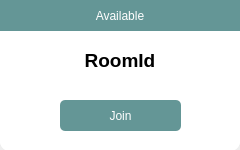
Before: the Qt Designer form DrivingWrittenTest/Room/room.ui in NamHoai1210/DrivingWrittenTest-C, drawn with Qt 5.
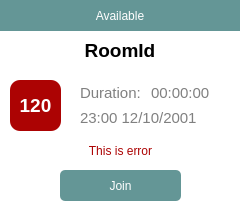
After: the same form once the commit is applied.

```diff
--- a/DrivingWrittenTest/Room/room.ui
+++ b/DrivingWrittenTest/Room/room.ui
@@ -7,26 +7,27 @@
     <x>0</x>
     <y>0</y>
     <width>240</width>
-    <height>150</height>
+    <height>220</height>
    </rect>
   </property>
   <property name="minimumSize">
    <size>
     <width>240</width>
-    <height>150</height>
+    <height>220</height>
    </size>
   </property>
   <property name="maximumSize">
    <size>
     <width>240</width>
-    <height>150</height>
+    <height>220</height>
    </size>
   </property>
   <property name="windowTitle">
    <string>Form</string>
   </property>
   <property name="styleSheet">
-   <string notr="true">border-radius: 10px;</string>
+   <string notr="true">border-radius: 10px;
+background-color: rgb(255, 255, 255);</string>
   </property>
   <widget class="QStackedWidget" name="statusStack">
    <property name="geometry">
@@ -34,7 +35,7 @@
      <x>0</x>
      <y>0</y>
      <width>240</width>
-     <height>151</height>
+     <height>221</height>
     </rect>
    </property>
    <property name="styleSheet">
@@ -75,7 +76,7 @@
      <property name="geometry">
       <rect>
        <x>60</x>
-       <y>100</y>
+       <y>170</y>
        <width>121</width>
        <height>31</height>
       </rect>
@@ -102,28 +103,6 @@
       <string>Join</string>
      </property>
     </widget>
-    <widget class="QLabel" name="roomIdAvalaible">
-     <property name="geometry">
-      <rect>
-       <x>10</x>
-       <y>40</y>
-       <width>220</width>
-       <height>41</height>
-      </rect>
-     </property>
-     <property name="font">
-      <font>
-       <pointsize>14</pointsize>
-       <bold>true</bold>
-      </font>
-     </property>
-     <property name="text">
-      <string>RoomId</string>
-     </property>
-     <property name="alignment">
-      <set>Qt::AlignCenter</set>
-     </property>
-    </widget>
    </widget>
    <widget class="QWidget" name="busy">
     <widget class="QLabel" name="label_2">
@@ -248,6 +227,167 @@
     </widget>
    </widget>
   </widget>
+  <widget class="QLabel" name="error">
+   <property name="geometry">
+    <rect>
+     <x>10</x>
+     <y>140</y>
+     <width>221</width>
+     <height>21</height>
+    </rect>
+   </property>
+   <property name="styleSheet">
+    <string notr="true">color: rgb(172, 3, 3);</string>
+   </property>
+   <property name="text">
+    <string>This is error</string>
+   </property>
+   <property name="alignment">
+    <set>Qt::AlignCenter</set>
+   </property>
+  </widget>
+  <widget class="QLabel" name="roomName">
+   <property name="geometry">
+    <rect>
+     <x>10</x>
+     <y>40</y>
+     <width>220</width>
+     <height>21</height>
+    </rect>
+   </property>
+   <property name="font">
+    <font>
+     <pointsize>14</pointsize>
+     <bold>true</bold>
+    </font>
+   </property>
+   <property name="text">
+    <string>RoomId</string>
+   </property>
+   <property name="alignment">
+    <set>Qt::AlignCenter</set>
+   </property>
+  </widget>
+  <widget class="QLabel" name="level">
+   <property name="geometry">
+    <rect>
+     <x>10</x>
+     <y>80</y>
+     <width>51</width>
+     <height>51</height>
+    </rect>
+   </property>
+   <property name="font">
+    <font>
+     <pointsize>14</pointsize>
+     <bold>true</bold>
+    </font>
+   </property>
+   <property name="styleSheet">
+    <string notr="true">border-radius: 10px;
+color: white;
+background-color: rgb(172, 3, 3);</string>
+   </property>
+   <property name="text">
+    <string>120</string>
+   </property>
+   <property name="alignment">
+    <set>Qt::AlignCenter</set>
+   </property>
+  </widget>
+  <widget class="QWidget" name="formLayoutWidget">
+   <property name="geometry">
+    <rect>
+     <x>80</x>
+     <y>80</y>
+     <width>151</width>
+     <height>52</height>
+    </rect>
+   </property>
+   <layout class="QFormLayout" name="formLayout_2">
+    <property name="rowWrapPolicy">
+     <enum>QFormLayout::WrapLongRows</enum>
+    </property>
+    <property name="labelAlignment">
+     <set>Qt::AlignCenter</set>
+    </property>
+    <property name="horizontalSpacing">
+     <number>10</number>
+    </property>
+    <property name="verticalSpacing">
+     <number>0</number>
+    </property>
+    <item row="0" column="0">
+     <widget class="QLabel" name="label_6">
+      <property name="minimumSize">
+       <size>
+        <width>0</width>
+        <height>25</height>
+       </size>
+      </property>
+      <property name="font">
+       <font>
+        <pointsize>11</pointsize>
+       </font>
+      </property>
+      <property name="styleSheet">
+       <string notr="true">color: gray;</string>
+      </property>
+      <property name="text">
+       <string>Duration:</string>
+      </property>
+     </widget>
+    </item>
+    <item row="0" column="1">
+     <widget class="QLabel" name="durationRoom">
+      <property name="minimumSize">
+       <size>
+        <width>0</width>
+        <height>25</height>
+       </size>
+      </property>
+      <property name="font">
+       <font>
+        <pointsize>11</pointsize>
+       </font>
+      </property>
+      <property name="styleSheet">
+       <string notr="true">color: gray;</string>
+      </property>
+      <property name="text">
+       <string>00:00:00</string>
+      </property>
+      <property name="alignment">
+       <set>Qt::AlignLeading|Qt::AlignLeft|Qt::AlignVCenter</set>
+      </property>
+     </widget>
+    </item>
+    <item row="1" column="0" colspan="2">
+     <widget class="QLabel" name="timeRoom">
+      <property name="minimumSize">
+       <size>
+        <width>0</width>
+        <height>25</height>
+       </size>
+      </property>
+      <property name="font">
+       <font>
+        <pointsize>11</pointsize>
+       </font>
+      </property>
+      <property name="styleSheet">
+       <string notr="true">color: gray;</string>
+      </property>
+      <property name="text">
+       <string>23:00 12/10/2001</string>
+      </property>
+      <property name="alignment">
+       <set>Qt::AlignLeading|Qt::AlignLeft|Qt::AlignVCenter</set>
+      </property>
+     </widget>
+    </item>
+   </layout>
+  </widget>
  </widget>
  <resources/>
  <connections/>
```
Left out of the diff: 48 changed lines with no effect on the pictures.
